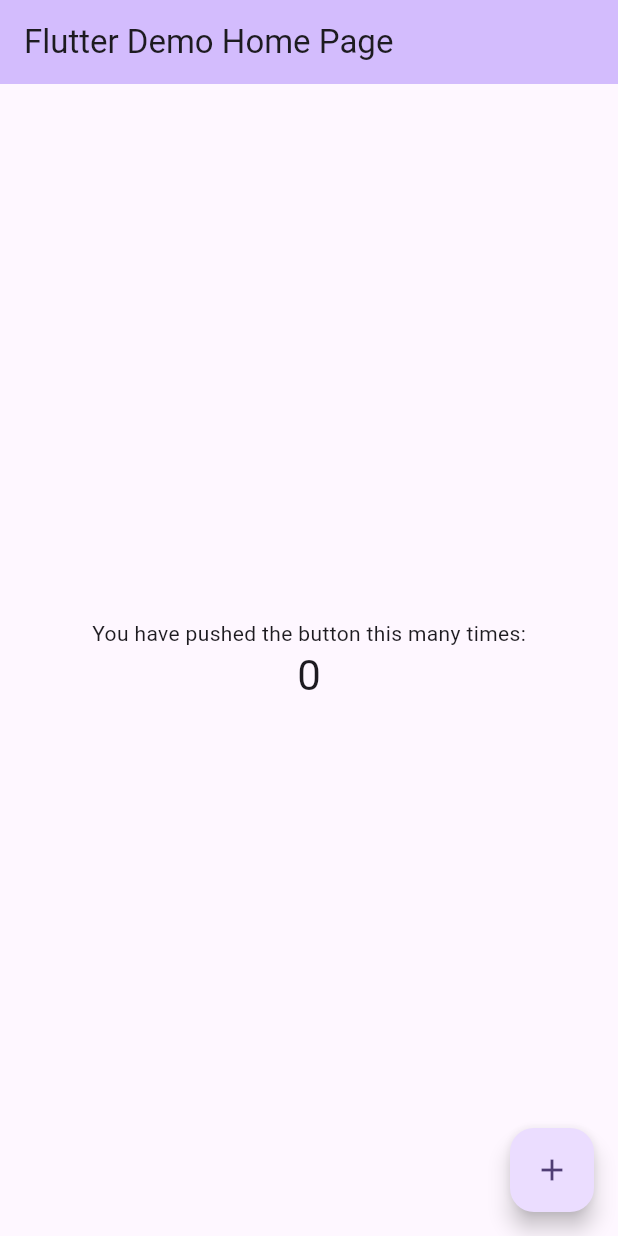
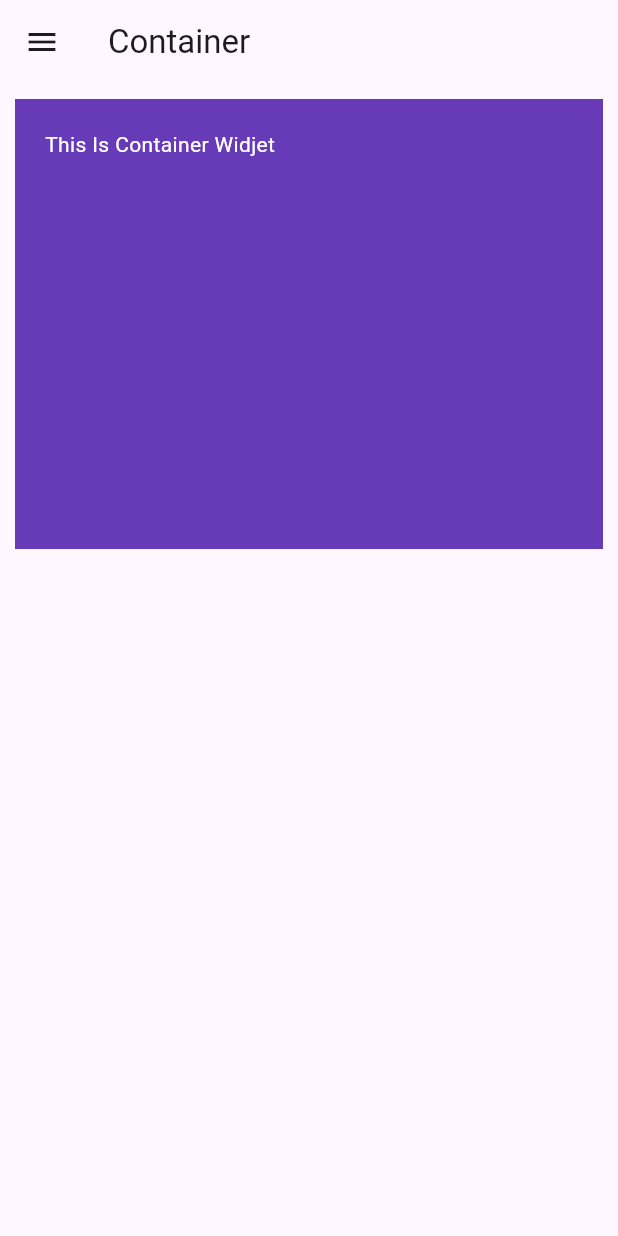
Before and after one commit to fayezCoder/flutter_widjets, a Flutter app: the screen it shows after launch, on a phone screen of 412 x 824 dp. Run offline on Flutter 3.47's test engine with Material 2 defaults, Android fonts, the phone set to English and light mode, and no system bars.

Commit message:
add container widjet

```diff
--- /dev/null
+++ b/lib/flutter_widjets/container.dart
@@ -0,0 +1,28 @@
+import 'package:flutter/material.dart';
+
+class MyContainer extends StatelessWidget {
+  const MyContainer({super.key});
+
+  @override
+  Widget build(BuildContext context) {
+    return Scaffold(
+      appBar: AppBar(
+        title: const Text("Container"),
+      ),
+      drawer: const Drawer(),
+      body: Container(
+        color: Colors.deepPurple,
+        height: 300,
+        width: double.infinity,
+        margin: const EdgeInsets.all(10),
+        padding: const EdgeInsets.only(top: 20, left: 20, bottom: 20),
+        //margin: const EdgeInsets.symmetric(horizontal: 20, vertical: 10),
+        //  margin :const EdgeInsets.only(top: 10,bottom: 10,left: 10,right: 10,)
+        child: const Text(
+          "This Is Container Widjet",
+          style: TextStyle(color: Colors.white),
+        ),
+      ),
+    );
+  }
+}
--- a/lib/main.dart
+++ b/lib/main.dart
@@ -1,4 +1,6 @@
 import 'package:flutter/material.dart';
+
+import 'flutter_widjets/container.dart';
 
 void main() {
   runApp(const MyApp());
@@ -13,113 +15,10 @@ class MyApp extends StatelessWidget {
     return MaterialApp(
       title: 'Flutter Demo',
       theme: ThemeData(
-        // This is the theme of your application.
-        //
-        // TRY THIS: Try running your application with "flutter run". You'll see
-        // the application has a blue toolbar. Then, without quitting the app,
-        // try changing the seedColor in the colorScheme below to Colors.green
-        // and then invoke "hot reload" (save your changes or press the "hot
-        // reload" button in a Flutter-supported IDE, or press "r" if you used
-        // the command line to start the app).
-        //
-        // Notice that the counter didn't reset back to zero; the application
-        // state is not lost during the reload. To reset the state, use hot
-        // restart instead.
-        //
-        // This works for code too, not just values: Most code changes can be
-        // tested with just a hot reload.
         colorScheme: ColorScheme.fromSeed(seedColor: Colors.deepPurple),
         useMaterial3: true,
       ),
-      home: const MyHomePage(title: 'Flutter Demo Home Page'),
+      home: const MyContainer(),
     );
   }
 }
-
-class MyHomePage extends StatefulWidget {
-  const MyHomePage({super.key, required this.title});
-
-  // This widget is the home page of your application. It is stateful, meaning
-  // that it has a State object (defined below) that contains fields that affect
-  // how it looks.
-
-  // This class is the configuration for the state. It holds the values (in this
-  // case the title) provided by the parent (in this case the App widget) and
-  // used by the build method of the State. Fields in a Widget subclass are
-  // always marked "final".
-
-  final String title;
-
-  @override
-  State<MyHomePage> createState() => _MyHomePageState();
-}
-
-class _MyHomePageState extends State<MyHomePage> {
-  int _counter = 0;
-
-  void _incrementCounter() {
-    setState(() {
-      // This call to setState tells the Flutter framework that something has
-      // changed in this State, which causes it to rerun the build method below
-      // so that the display can reflect the updated values. If we changed
-      // _counter without calling setState(), then the build method would not be
-      // called again, and so nothing would appear to happen.
-      _counter++;
-    });
-  }
-
-  @override
-  Widget build(BuildContext context) {
-    // This method is rerun every time setState is called, for instance as done
-    // by the _incrementCounter method above.
-    //
-    // The Flutter framework has been optimized to make rerunning build methods
-    // fast, so that you can just rebuild anything that needs updating rather
-    // than having to individually change instances of widgets.
-    return Scaffold(
-      appBar: AppBar(
-        // TRY THIS: Try changing the color here to a specific color (to
-        // Colors.amber, perhaps?) and trigger a hot reload to see the AppBar
-        // change color while the other colors stay the same.
-        backgroundColor: Theme.of(context).colorScheme.inversePrimary,
-        // Here we take the value from the MyHomePage object that was created by
-        // the App.build method, and use it to set our appbar title.
-        title: Text(widget.title),
-      ),
-      body: Center(
-        // Center is a layout widget. It takes a single child and positions it
-        // in the middle of the parent.
-        child: Column(
-          // Column is also a layout widget. It takes a list of children and
-          // arranges them vertically. By default, it sizes itself to fit its
-          // children horizontally, and tries to be as tall as its parent.
-          //
-          // Column has various properties to control how it sizes itself and
-          // how it positions its children. Here we use mainAxisAlignment to
-          // center the children vertically; the main axis here is the vertical
-          // axis because Columns are vertical (the cross axis would be
-          // horizontal).
-          //
-          // TRY THIS: Invoke "debug painting" (choose the "Toggle Debug Paint"
-          // action in the IDE, or press "p" in the console), to see the
-          // wireframe for each widget.
-          mainAxisAlignment: MainAxisAlignment.center,
-          children: <Widget>[
-            const Text(
-              'You have pushed the button this many times:',
-            ),
-            Text(
-              '$_counter',
-              style: Theme.of(context).textTheme.headlineMedium,
-            ),
-          ],
-        ),
-      ),
-      floatingActionButton: FloatingActionButton(
-        onPressed: _incrementCounter,
-        tooltip: 'Increment',
-        child: const Icon(Icons.add),
-      ), // This trailing comma makes auto-formatting nicer for build methods.
-    );
-  }
-}
```
